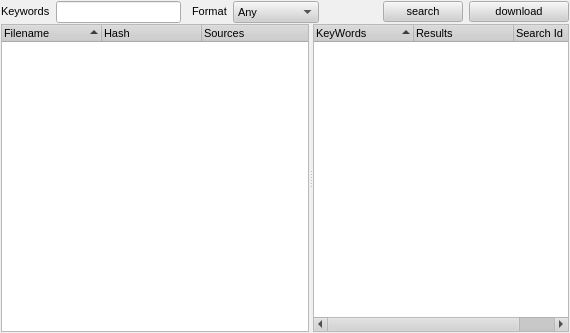
First picture: the form in rs-Qt-gui/src/gui/SearchDialog.ui, repository autoscatto/retroshare, before the edit.
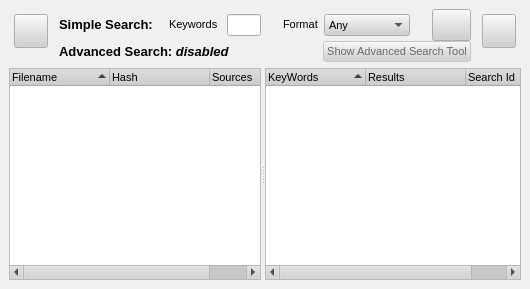
Second picture: the form after the edit. Icons and pictures are not drawn.

Commit message: Interim commit of Advanced Search files. This upload is to avoid conflicts with others working on the Gui elements. Where the advanced search plugs into the search page can be seen but it has been disabled until functional.

```diff
--- a/rs-Qt-gui/src/gui/SearchDialog.ui
+++ b/rs-Qt-gui/src/gui/SearchDialog.ui
@@ -5,16 +5,16 @@
    <rect>
     <x>0</x>
     <y>0</y>
-    <width>570</width>
-    <height>333</height>
+    <width>510</width>
+    <height>289</height>
    </rect>
   </property>
   <property name="sizePolicy" >
    <sizepolicy>
-    <hsizetype>2</hsizetype>
-    <vsizetype>2</vsizetype>
-    <horstretch>0</horstretch>
-    <verstretch>0</verstretch>
+    <hsizetype>1</hsizetype>
+    <vsizetype>1</vsizetype>
+    <horstretch>1</horstretch>
+    <verstretch>1</verstretch>
    </sizepolicy>
   </property>
   <property name="palette" >
@@ -502,12 +502,20 @@
   </property>
   <layout class="QGridLayout" >
    <property name="margin" >
-    <number>1</number>
+    <number>9</number>
    </property>
    <property name="spacing" >
-    <number>1</number>
+    <number>6</number>
    </property>
    <item row="0" column="0" >
+    <layout class="QVBoxLayout" >
+     <property name="margin" >
+      <number>0</number>
+     </property>
+     <property name="spacing" >
+      <number>6</number>
+     </property>
+     <item>
     <layout class="QHBoxLayout" >
      <property name="margin" >
       <number>0</number>
@@ -515,6 +523,157 @@
      <property name="spacing" >
       <number>6</number>
      </property>
+       <item>
+        <layout class="QVBoxLayout" >
+         <property name="margin" >
+          <number>5</number>
+         </property>
+         <property name="spacing" >
+          <number>6</number>
+         </property>
+         <item>
+          <widget class="QPushButton" name="toggleAdvancedSearchBtn" >
+           <property name="sizePolicy" >
+            <sizepolicy>
+             <hsizetype>0</hsizetype>
+             <vsizetype>0</vsizetype>
+             <horstretch>0</horstretch>
+             <verstretch>0</verstretch>
+            </sizepolicy>
+           </property>
+           <property name="minimumSize" >
+            <size>
+             <width>34</width>
+             <height>34</height>
+            </size>
+           </property>
+           <property name="maximumSize" >
+            <size>
+             <width>34</width>
+             <height>34</height>
+            </size>
+           </property>
+           <property name="toolTip" >
+            <string>Toggle advanced searching on and off.</string>
+           </property>
+           <property name="text" >
+            <string/>
+           </property>
+           <property name="icon" >
+            <iconset resource="images.qrc" >:/images/advsearch_24x24.png</iconset>
+           </property>
+           <property name="iconSize" >
+            <size>
+             <width>24</width>
+             <height>24</height>
+            </size>
+           </property>
+           <property name="checkable" >
+            <bool>true</bool>
+           </property>
+          </widget>
+         </item>
+         <item>
+          <spacer>
+           <property name="orientation" >
+            <enum>Qt::Vertical</enum>
+           </property>
+           <property name="sizeHint" >
+            <size>
+             <width>20</width>
+             <height>0</height>
+            </size>
+           </property>
+          </spacer>
+         </item>
+        </layout>
+       </item>
+       <item>
+        <widget class="QFrame" name="SearchModeFrame" >
+         <property name="sizePolicy" >
+          <sizepolicy>
+           <hsizetype>1</hsizetype>
+           <vsizetype>1</vsizetype>
+           <horstretch>255</horstretch>
+           <verstretch>0</verstretch>
+          </sizepolicy>
+         </property>
+         <property name="minimumSize" >
+          <size>
+           <width>390</width>
+           <height>24</height>
+          </size>
+         </property>
+         <property name="frameShape" >
+          <enum>QFrame::NoFrame</enum>
+         </property>
+         <property name="frameShadow" >
+          <enum>QFrame::Raised</enum>
+         </property>
+         <layout class="QVBoxLayout" >
+          <property name="margin" >
+           <number>0</number>
+          </property>
+          <property name="spacing" >
+           <number>0</number>
+          </property>
+          <item>
+           <widget class="QFrame" name="SimpleSearchPanel" >
+            <property name="sizePolicy" >
+             <sizepolicy>
+              <hsizetype>1</hsizetype>
+              <vsizetype>1</vsizetype>
+              <horstretch>0</horstretch>
+              <verstretch>0</verstretch>
+             </sizepolicy>
+            </property>
+            <property name="frameShape" >
+             <enum>QFrame::NoFrame</enum>
+            </property>
+            <property name="frameShadow" >
+             <enum>QFrame::Raised</enum>
+            </property>
+            <layout class="QVBoxLayout" >
+             <property name="margin" >
+              <number>0</number>
+             </property>
+             <property name="spacing" >
+              <number>0</number>
+             </property>
+             <item>
+              <layout class="QHBoxLayout" >
+               <property name="margin" >
+                <number>0</number>
+               </property>
+               <property name="spacing" >
+                <number>6</number>
+               </property>
+               <item>
+                <widget class="QLabel" name="label_3" >
+                 <property name="frameShape" >
+                  <enum>QFrame::NoFrame</enum>
+                 </property>
+                 <property name="frameShadow" >
+                  <enum>QFrame::Plain</enum>
+                 </property>
+                 <property name="text" >
+                  <string>&lt;h3>Simple Search:&lt;/h3></string>
+                 </property>
+                </widget>
+               </item>
+               <item>
+                <spacer>
+                 <property name="orientation" >
+                  <enum>Qt::Horizontal</enum>
+                 </property>
+                 <property name="sizeHint" >
+                  <size>
+                   <width>10</width>
+                   <height>20</height>
+                  </size>
+                 </property>
+                </spacer>
+               </item>
      <item>
       <widget class="QLabel" name="label" >
        <property name="sizePolicy" >
@@ -526,10 +685,7 @@
         </sizepolicy>
        </property>
        <property name="text" >
-        <string>&lt;html>&lt;head>&lt;meta name="qrichtext" content="1" />&lt;style type="text/css">
-p, li { white-space: pre-wrap; }
-&lt;/style>&lt;/head>&lt;body style=" font-family:'Arial'; font-size:8pt; font-weight:400; font-style:normal; text-decoration:none;">
-&lt;p style=" margin-top:0px; margin-bottom:0px; margin-left:0px; margin-right:0px; -qt-block-indent:0; text-indent:0px;">Keywords&lt;/p>&lt;/body>&lt;/html></string>
+                  <string>Keywords </string>
        </property>
       </widget>
      </item>
@@ -539,7 +695,7 @@
         <sizepolicy>
          <hsizetype>7</hsizetype>
          <vsizetype>0</vsizetype>
-         <horstretch>0</horstretch>
+                   <horstretch>3</horstretch>
          <verstretch>0</verstretch>
         </sizepolicy>
        </property>
@@ -561,22 +717,12 @@
        </property>
        <property name="sizeHint" >
         <size>
-         <width>10</width>
-         <height>20</height>
+                   <width>16</width>
+                   <height>32</height>
         </size>
        </property>
       </spacer>
      </item>
-    </layout>
-   </item>
-   <item row="0" column="1" >
-    <layout class="QHBoxLayout" >
-     <property name="margin" >
-      <number>0</number>
-     </property>
-     <property name="spacing" >
-      <number>6</number>
-     </property>
      <item>
       <widget class="QLabel" name="label_2" >
        <property name="text" >
@@ -631,28 +777,15 @@
        <property name="orientation" >
         <enum>Qt::Horizontal</enum>
        </property>
-       <property name="sizeType" >
-        <enum>QSizePolicy::Expanding</enum>
-       </property>
        <property name="sizeHint" >
         <size>
-         <width>21</width>
+                   <width>16</width>
          <height>20</height>
         </size>
        </property>
       </spacer>
      </item>
-    </layout>
-   </item>
-   <item row="0" column="2" >
-    <layout class="QGridLayout" >
-     <property name="margin" >
-      <number>0</number>
-     </property>
-     <property name="spacing" >
-      <number>6</number>
-     </property>
-     <item row="0" column="0" >
+               <item>
       <widget class="QPushButton" name="pushButtonsearch" >
        <property name="minimumSize" >
         <size>
@@ -667,7 +800,7 @@
         </size>
        </property>
        <property name="text" >
-        <string>search</string>
+                  <string/>
        </property>
        <property name="icon" >
         <iconset/>
@@ -680,30 +813,175 @@
        </property>
       </widget>
      </item>
-     <item row="0" column="1" >
-      <widget class="QPushButton" name="pushButton" >
+              </layout>
+             </item>
+            </layout>
+           </widget>
+          </item>
+          <item>
+           <widget class="QFrame" name="AdvancedSearchPanel" >
+            <property name="enabled" >
+             <bool>true</bool>
+            </property>
+            <property name="sizePolicy" >
+             <sizepolicy>
+              <hsizetype>1</hsizetype>
+              <vsizetype>1</vsizetype>
+              <horstretch>0</horstretch>
+              <verstretch>0</verstretch>
+             </sizepolicy>
+            </property>
+            <property name="frameShape" >
+             <enum>QFrame::NoFrame</enum>
+            </property>
+            <property name="frameShadow" >
+             <enum>QFrame::Raised</enum>
+            </property>
+            <layout class="QVBoxLayout" >
+             <property name="margin" >
+              <number>0</number>
+             </property>
+             <property name="spacing" >
+              <number>0</number>
+             </property>
+             <item>
+              <layout class="QHBoxLayout" >
+               <property name="margin" >
+                <number>0</number>
+               </property>
+               <property name="spacing" >
+                <number>6</number>
+               </property>
+               <item>
+                <widget class="QLabel" name="label_4" >
+                 <property name="text" >
+                  <string>&lt;h3>Advanced Search: &lt;i>disabled&lt;/i>&lt;/h3></string>
+                 </property>
+                </widget>
+               </item>
+               <item>
+                <spacer>
+                 <property name="orientation" >
+                  <enum>Qt::Horizontal</enum>
+                 </property>
+                 <property name="sizeType" >
+                  <enum>QSizePolicy::Expanding</enum>
+                 </property>
+                 <property name="sizeHint" >
+                  <size>
+                   <width>50</width>
+                   <height>20</height>
+                  </size>
+                 </property>
+                </spacer>
+               </item>
+               <item>
+                <widget class="QPushButton" name="focusAdvSearchDialogBtn" >
+                 <property name="enabled" >
+                  <bool>false</bool>
+                 </property>
+                 <property name="sizePolicy" >
+                  <sizepolicy>
+                   <hsizetype>0</hsizetype>
+                   <vsizetype>0</vsizetype>
+                   <horstretch>0</horstretch>
+                   <verstretch>0</verstretch>
+                  </sizepolicy>
+                 </property>
+                 <property name="text" >
+                  <string>Show Advanced Search Tool</string>
+                 </property>
+                </widget>
+               </item>
+              </layout>
+             </item>
+            </layout>
+           </widget>
+          </item>
+         </layout>
+        </widget>
+       </item>
+       <item>
+        <layout class="QVBoxLayout" >
+         <property name="margin" >
+          <number>5</number>
+         </property>
+         <property name="spacing" >
+          <number>6</number>
+         </property>
+         <item>
+          <widget class="QPushButton" name="pushButtonDownload" >
+           <property name="sizePolicy" >
+            <sizepolicy>
+             <hsizetype>0</hsizetype>
+             <vsizetype>0</vsizetype>
+             <horstretch>0</horstretch>
+             <verstretch>0</verstretch>
+            </sizepolicy>
+           </property>
        <property name="minimumSize" >
         <size>
-         <width>100</width>
+             <width>34</width>
+             <height>34</height>
+            </size>
+           </property>
+           <property name="maximumSize" >
+            <size>
+             <width>34</width>
+             <height>34</height>
+            </size>
+           </property>
+           <property name="toolTip" >
+            <string>Download</string>
+           </property>
+           <property name="text" >
+            <string/>
+           </property>
+           <property name="icon" >
+            <iconset resource="images.qrc" >:/images/down_24x24.png</iconset>
+           </property>
+           <property name="iconSize" >
+            <size>
+             <width>24</width>
+             <height>24</height>
+            </size>
+           </property>
+          </widget>
+         </item>
+         <item>
+          <spacer>
+           <property name="orientation" >
+            <enum>Qt::Vertical</enum>
+           </property>
+           <property name="sizeHint" >
+            <size>
+             <width>20</width>
          <height>0</height>
         </size>
        </property>
-       <property name="text" >
-        <string>download</string>
-       </property>
-      </widget>
+          </spacer>
      </item>
     </layout>
    </item>
-   <item row="1" column="0" colspan="3" >
+      </layout>
+     </item>
+     <item>
     <widget class="QSplitter" name="splitter" >
+       <property name="sizePolicy" >
+        <sizepolicy>
+         <hsizetype>1</hsizetype>
+         <vsizetype>1</vsizetype>
+         <horstretch>0</horstretch>
+         <verstretch>1</verstretch>
+        </sizepolicy>
+       </property>
      <property name="orientation" >
       <enum>Qt::Horizontal</enum>
      </property>
      <widget class="QTreeWidget" name="searchResultWidget" >
       <property name="sizePolicy" >
        <sizepolicy>
-        <hsizetype>5</hsizetype>
+          <hsizetype>7</hsizetype>
         <vsizetype>7</vsizetype>
         <horstretch>1</horstretch>
         <verstretch>0</verstretch>
@@ -732,6 +1010,14 @@
       </column>
      </widget>
      <widget class="QTreeWidget" name="searchSummaryWidget" >
+        <property name="sizePolicy" >
+         <sizepolicy>
+          <hsizetype>1</hsizetype>
+          <vsizetype>1</vsizetype>
+          <horstretch>0</horstretch>
+          <verstretch>1</verstretch>
+         </sizepolicy>
+        </property>
       <property name="sizeIncrement" >
        <size>
         <width>0</width>
@@ -769,6 +1055,8 @@
     </widget>
    </item>
   </layout>
+   </item>
+  </layout>
  </widget>
  <resources>
   <include location="images.qrc" />
```
Left out of the diff: 43 changed lines with no effect on the pictures. Lines whose indentation alone changed are shown as unchanged. The commit also changes 17 other files.
